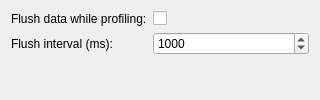
This is src/plugins/qmlprofiler/qmlprofilerconfigwidget.ui in qt-creator/qt-creator as Qt 5 draws it before an edit. The edited form follows.
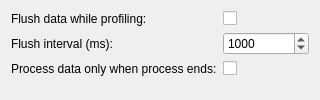
This is the edited form.

Commit message:
QmlProfiler: allow for multiple sequential traces to be aggregated
Task-number: QTCREATORBUG-13317

The edit to the form file:
```diff
--- a/src/plugins/qmlprofiler/qmlprofilerconfigwidget.ui
+++ b/src/plugins/qmlprofiler/qmlprofilerconfigwidget.ui
@@ -47,6 +47,23 @@
      </property>
     </widget>
    </item>
+   <item row="2" column="0">
+    <widget class="QLabel" name="aggregateTracesLabel">
+     <property name="text">
+      <string>Process data only when process ends:</string>
+     </property>
+    </widget>
+   </item>
+   <item row="2" column="1">
+    <widget class="QCheckBox" name="aggregateTraces">
+     <property name="toolTip">
+      <string>Only process data when the process being profiled ends, not when the current recording
+session ends. This way multiple recording sessions can be aggregated in a single trace,
+for example if multiple QML engines start and stop sequentially during a single run of
+the program.</string>
+     </property>
+    </widget>
+   </item>
   </layout>
  </widget>
  <resources/>
```
The commit also changes 8 other files.
